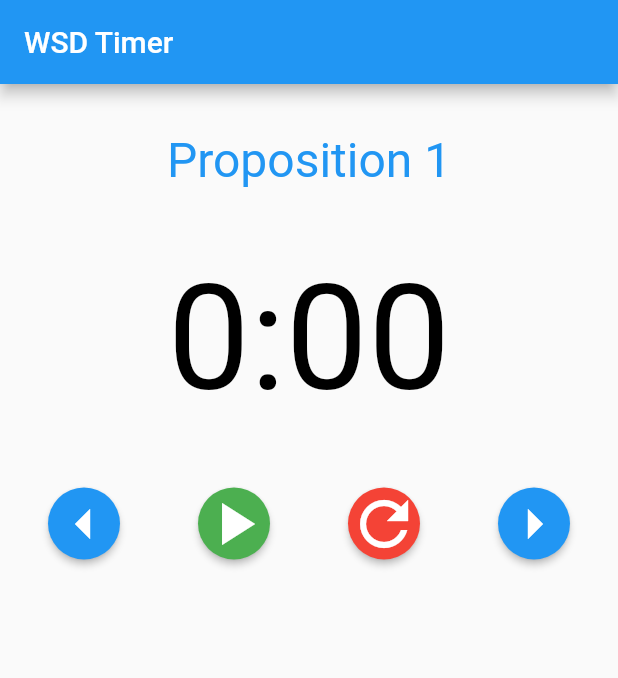
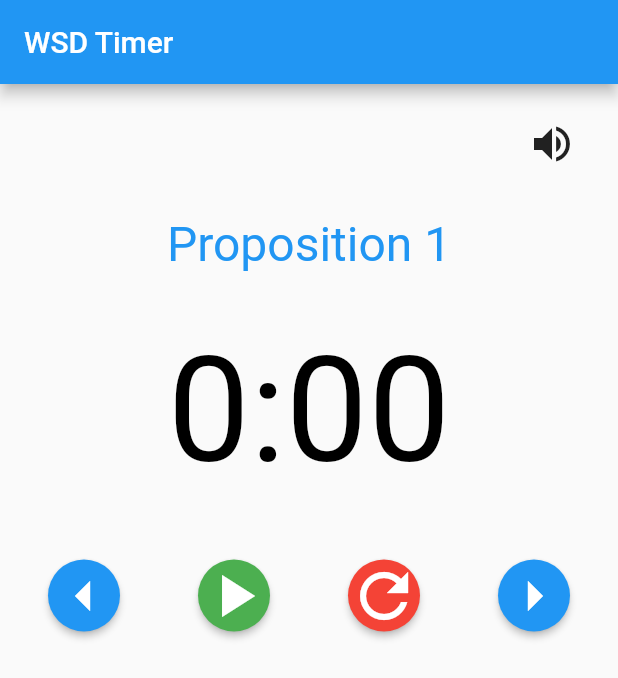
Before and after one commit to nalderto/wsd_timer, a Flutter app: the screen it shows after launch, after a tap on the "arrow left" icon, on a phone screen of 412 x 824 dp. Shown: the top 678 px of the screen. Run offline on Flutter 3.47's test engine with Material 2 defaults, Android fonts, the phone set to English and light mode, and no system bars; missing offline and left inert: audioplayer.

Commit message:
Added mute button and fixes bugs

```diff
--- a/lib/main.dart
+++ b/lib/main.dart
@@ -7,16 +7,14 @@ import 'dart:io';
 import 'package:flutter/services.dart';
 
 void main() {
+  //Only Works in Portait Mode
   SystemChrome.setPreferredOrientations([
     DeviceOrientation.portraitUp,
-    DeviceOrientation.portraitDown,
   ]);
   runApp(new TimerApp());
 }
 
 class TimerApp extends StatelessWidget {
-  // This widget is the root of your application.
-
   @override
   Widget build(BuildContext context) {
     return new MaterialApp(
@@ -32,49 +30,51 @@ class TimerApp extends StatelessWidget {
 
 class MyHomePage extends StatefulWidget {
   MyHomePage({Key key, this.title}) : super(key: key);
-
-  // This widget is the home page of your application. It is stateful, meaning
-  // that it has a State object (defined below) that contains fields that affect
-  // how it looks.
-
-  // This class is the configuration for the state. It holds the values (in this
-  // case the title) provided by the parent (in this case the App widget) and
-  // used by the build method of the State. Fields in a Widget subclass are
-  // always marked "final".
-
   final String title;
-
   @override
   _MyHomePageState createState() => new _MyHomePageState();
 }
 
 class _MyHomePageState extends State<MyHomePage> {
+
+  //AudioPlayer Methods
   String localFilePath;
-
   AudioPlayer audioPlayer = new AudioPlayer();
-
   Future<ByteData> loadAsset() async {
     return await rootBundle.load('assets/ding.mp3');
   }
-
   void playDing() async {
     final file = new File('${(await getTemporaryDirectory()).path}/ding.mp3');
     await file.writeAsBytes((await loadAsset()).buffer.asUint8List());
     await audioPlayer.play(file.path, isLocal: true);
   }
 
+  //Variables
+  int currentRound = 0;
+  final GlobalKey<ScaffoldState> _scaffoldkey = new GlobalKey<ScaffoldState>();
   static String startButtonText = "Start";
   static IconData startButtonIcon = Icons.play_arrow;
+  static IconData muteButtonIcon = Icons.volume_up;
+  bool isSnackBar = false;
+  bool isMuted = false;
+  static const _roundNames = <String>[
+    'Proposition 1',
+    'Opposition 1',
+    'Proposition 2',
+    'Opposition 2',
+    'Proposition 3',
+    'Opposition 3',
+    'Opposition Reply',
+    'Proposition Reply',
+  ];
 
-  bool isSnackBar = false;
-
+  //Timer Methods
   static Stopwatch stopwatch = new Stopwatch();
   String time = "0:00";
   static const halfSecond = const Duration(milliseconds: 500);
   void updateClock() {
     setState(() {
-      time =
-          "${stopwatch.elapsed.inMinutes.toString()}:${((stopwatch.elapsed.inSeconds)%60).toString().padLeft(2, "0")}";
+      time = "${stopwatch.elapsed.inMinutes.toString()}:${((stopwatch.elapsed.inSeconds)%60).toString().padLeft(2, "0")}";
     });
 
     if (currentRound == 6 || currentRound == 7) {
@@ -90,16 +90,20 @@ class _MyHomePageState extends State<MyHomePage> {
     if (((stopwatch.elapsed.inSeconds == 1) || (stopwatch.elapsed.inSeconds == 420)) && !isSnackBar) {
       _scaffoldkey.currentState.showSnackBar(protectedTime);
       isSnackBar = true;
-      if (stopwatch.elapsed.inSeconds == 420) {
+      if (stopwatch.elapsed.inSeconds == 420 && !isMuted) {
         playDing();
       }
     } else if (((stopwatch.elapsed.inSeconds == 60) ||(stopwatch.elapsed.inSeconds == 480)) && isSnackBar) {
       _scaffoldkey.currentState.hideCurrentSnackBar();
       isSnackBar = false;
       if (stopwatch.elapsed.inSeconds == 60) {
+        if(!isMuted){
         playDing();
+        }
       } else if (stopwatch.elapsed.inSeconds == 480 && stopwatch.isRunning) {
+        if (!isMuted){
         playDing();
+        }
         isSnackBar = true;
         _scaffoldkey.currentState.showSnackBar(overtime);
       }
@@ -113,6 +117,7 @@ class _MyHomePageState extends State<MyHomePage> {
     }
   }
 
+  //SnackBars
   SnackBar protectedTime = new SnackBar(
     content: Text("Protected Time", style: TextStyle(fontSize: 24.0)),
     backgroundColor: Colors.orangeAccent,
@@ -127,49 +132,54 @@ class _MyHomePageState extends State<MyHomePage> {
     duration: Duration(seconds: 600),
   );
 
-  static const _roundNames = <String>[
-    'Proposition 1',
-    'Opposition 1',
-    'Proposition 2',
-    'Opposition 2',
-    'Proposition 3',
-    'Opposition 3',
-    'Opposition Reply',
-    'Proposition Reply',
-  ];
-
-  int currentRound = 0;
-
-  final GlobalKey<ScaffoldState> _scaffoldkey = new GlobalKey<ScaffoldState>();
-
   @override
   void initState() {
-    // TODO: implement initState
     super.initState();
     new Timer.periodic(halfSecond, (Timer T) => updateClock());
   }
 
   @override
   Widget build(BuildContext context) {
-    // This method is rerun every time setState is called, for instance as done
-    // by the _incrementCounter method above.
 
     return new Scaffold(
       appBar: new AppBar(
-        // Here we take the value from the MyHomePage object that was created by
-        // the App.build method, and use it to set our appbar title.
         title: new Text(widget.title),
       ),
       key: _scaffoldkey,
       body: new Column(
-        //mainAxisAlignment: MainAxisAlignment.center,
         children: <Widget>[
+          //Mute Button
+          new Container(
+            alignment: Alignment.topRight,
+            padding: new EdgeInsets.only(top:16.0),
+            child: new FlatButton(
+            onPressed: (){
+              setState(() {
+                if(isMuted){
+                  isMuted = false;
+                  muteButtonIcon = Icons.volume_up;
+                }
+                else if (!isMuted){
+                  isMuted = true;
+                  muteButtonIcon = Icons.volume_off;
+                }
+              });
+            },
+            child: Icon(
+              muteButtonIcon,
+              size: 32.0,
+            ),
+            shape: CircleBorder(),
+          ),
+          ),
+
           //Round Text
           new Container(
-            padding: const EdgeInsets.all(32.0),
+            padding: const EdgeInsets.all(24.0),
             child: new Text("${_roundNames[currentRound]}",
                 style: TextStyle(color: Colors.blue, fontSize: 32.0)),
           ),
+
           //Timer Text
           new Container(
             padding: new EdgeInsets.only(bottom: 42.0, top: 10.0),
@@ -182,6 +192,7 @@ class _MyHomePageState extends State<MyHomePage> {
               ),
             ),
           ),
+
           new Row(
             mainAxisAlignment: MainAxisAlignment.spaceEvenly,
             children: <Widget>[
@@ -203,6 +214,7 @@ class _MyHomePageState extends State<MyHomePage> {
                   stopwatch.stop();
                   updateClock();
                   _scaffoldkey.currentState.hideCurrentSnackBar();
+                  isSnackBar = false;
                   setState(() {
                     if (currentRound > 0) {
                       currentRound--;
@@ -241,6 +253,7 @@ class _MyHomePageState extends State<MyHomePage> {
                   stopwatch.stop();
                   updateClock();
                   _scaffoldkey.currentState.hideCurrentSnackBar();
+                  isSnackBar = false;
                   setState(() {
                     currentRound = 0;
                     startButtonIcon = Icons.play_arrow;
@@ -273,6 +286,7 @@ class _MyHomePageState extends State<MyHomePage> {
                   stopwatch.stop();
                   updateClock();
                   _scaffoldkey.currentState.hideCurrentSnackBar();
+                  isSnackBar = false;
                   setState(() {
                     if (currentRound < 7) {
                       currentRound++;
```
